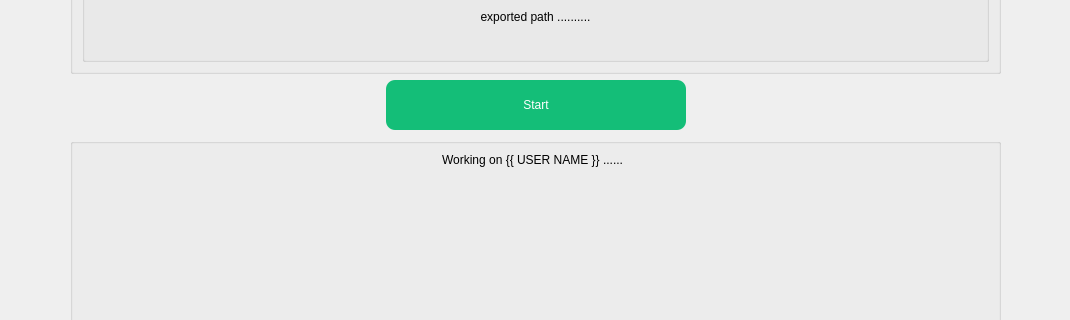
Before: the Qt Designer form forms/main_view.ui in Abdel-RahmanSaied/userAnalyticsExtractor, drawn with Qt 5; both pictures show x 0 to 1070 and y 408 to 728 of the 1070 by 945 pixel window.
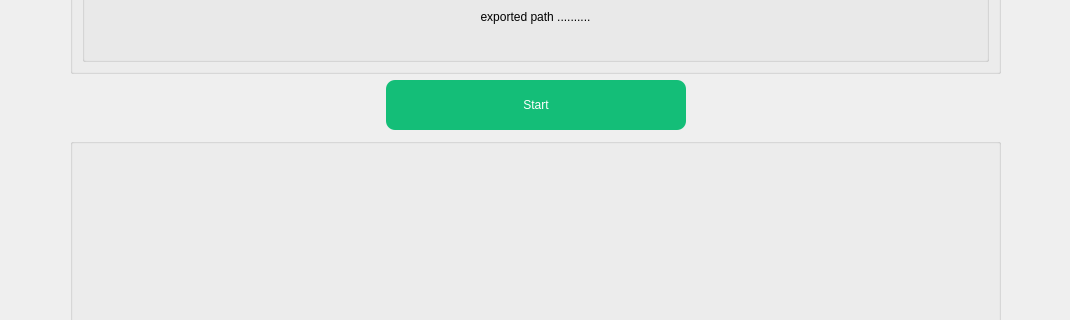
After: the same form once the commit is applied. Icons and pictures are not drawn.

Commit message: handle not completed users

Diff of the .ui file:
```diff
--- a/forms/main_view.ui
+++ b/forms/main_view.ui
@@ -498,8 +498,11 @@
           <height>650</height>
          </size>
         </property>
+        <property name="styleSheet">
+         <string notr="true">font: 75 16pt &quot;MS Shell Dlg 2&quot;;</string>
+        </property>
         <property name="text">
-         <string>Working on {{ USER NAME }} ......</string>
+         <string/>
         </property>
         <property name="alignment">
          <set>Qt::AlignCenter</set>
```
